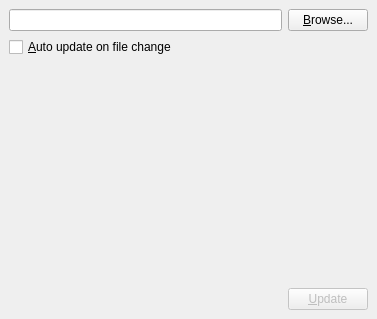
Above: QuadControl/DockWindows/UpdateWindow.ui from thomask77/drquad32 before the change. Below: the same form after it.
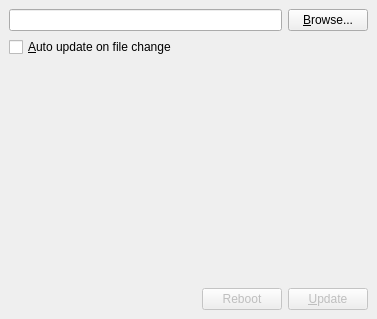
That is the form after the change. Icons and pictures are not drawn.

Commit message: Reboot command

The edit to the form file:
```diff
--- a/QuadControl/DockWindows/UpdateWindow.ui
+++ b/QuadControl/DockWindows/UpdateWindow.ui
@@ -70,6 +70,20 @@
         </property>
        </spacer>
       </item>
+      <item>
+       <widget class="QPushButton" name="rebootButton">
+        <property name="enabled">
+         <bool>false</bool>
+        </property>
+        <property name="text">
+         <string>Reboot</string>
+        </property>
+        <property name="icon">
+         <iconset resource="../resources.qrc">
+          <normaloff>:/new/prefix1/Images/arrow_refresh.png</normaloff>:/new/prefix1/Images/arrow_refresh.png</iconset>
+        </property>
+       </widget>
+      </item>
       <item>
        <widget class="QPushButton" name="updateButton">
         <property name="enabled">
```
The commit also changes 6 other files.
